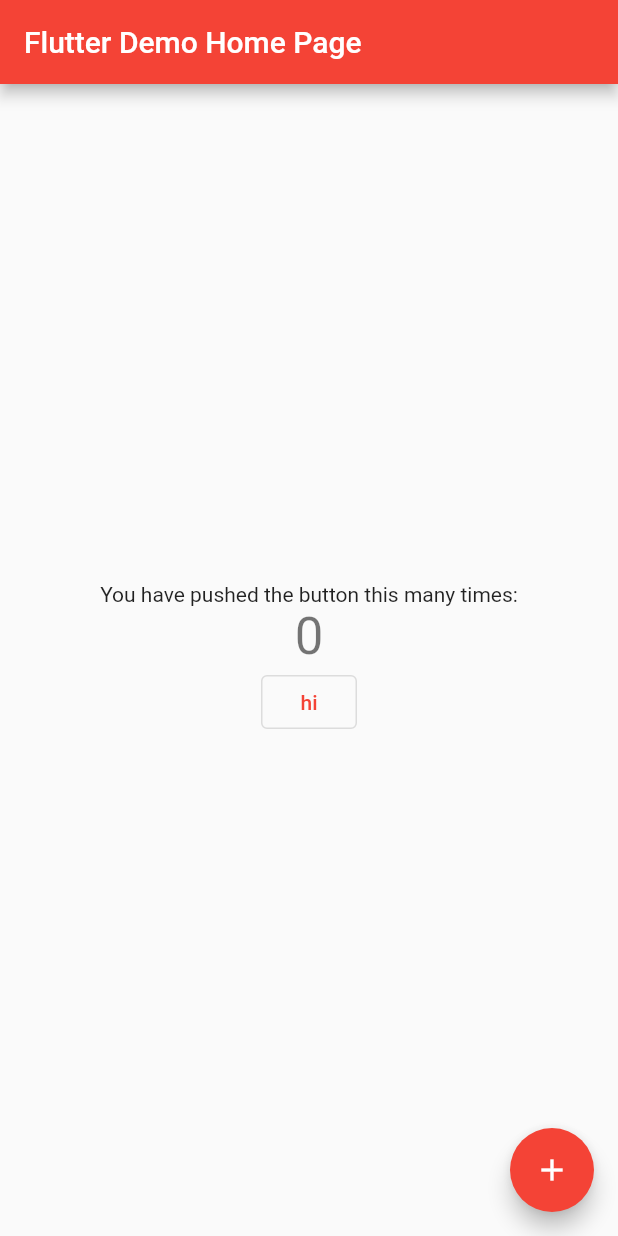
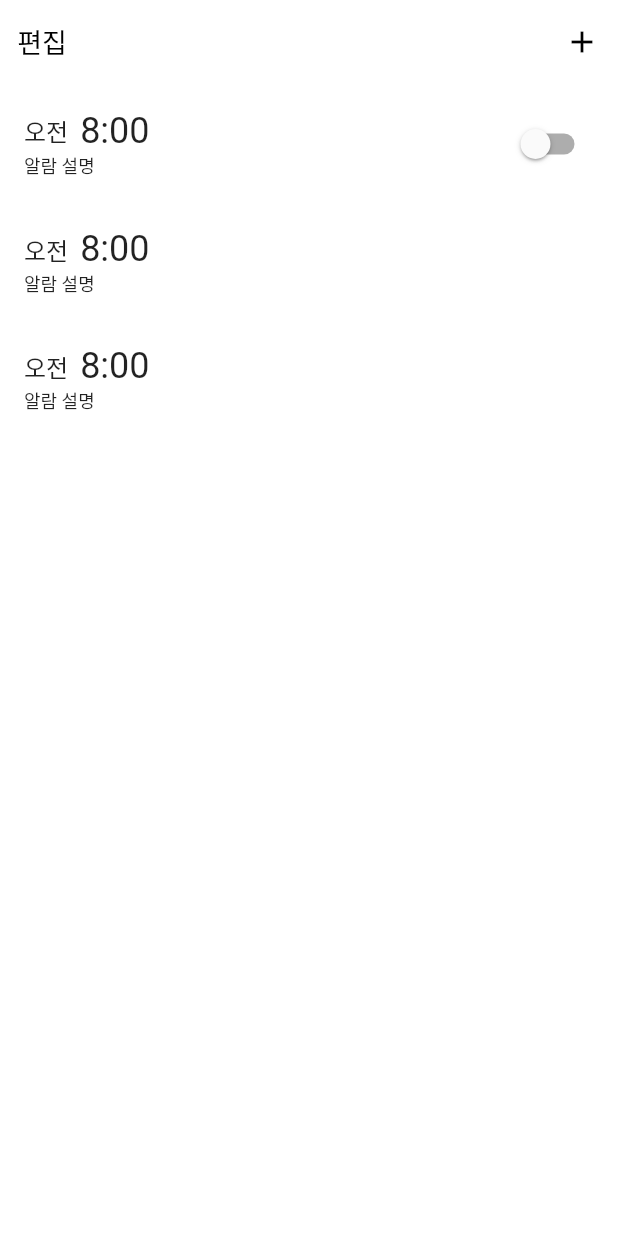
Before and after one commit to Long9725/alarm, a Flutter app: the screen it shows after launch, on a phone screen of 412 x 824 dp. Run offline on Flutter 3.47's test engine with Material 2 defaults, Android fonts, the phone set to English and light mode, and no system bars.

Commit message:
Add: alarm List

```diff
--- a/lib/src/app.dart
+++ b/lib/src/app.dart
@@ -1,6 +1,6 @@
 import 'package:flutter/material.dart';
 
-import 'package:alarm/src/ui/home/home.dart';
+import 'package:alarm/src/ui/alarmList/alarmList.dart';
 
 class MyApp extends StatelessWidget {
   const MyApp({Key? key}) : super(key: key);
@@ -11,7 +11,7 @@ class MyApp extends StatelessWidget {
     return MaterialApp(
       title: 'Flutter Demo',
       theme: ThemeData(primarySwatch: Colors.red, primaryColor: Colors.red),
-      home: MyHomePage(title: 'Flutter Demo Home Page'),
+      home: AlarmListPage(),
     );
   }
 }
--- /dev/null
+++ b/lib/src/ui/alarmList/alarmList.dart
@@ -0,0 +1,133 @@
+import 'package:flutter/material.dart';
+import 'package:flutter/cupertino.dart';
+
+class AlarmListPage extends StatelessWidget {
+  bool isSwitched = false;
+
+  @override
+  Widget build(BuildContext context) {
+    return Scaffold(
+        backgroundColor: Colors.white,
+        // TODO: 버튼 여백 넣기
+        appBar: AppBar(
+          backgroundColor: Colors.white,
+          elevation: 0,
+          leading: TextButton(
+            onPressed: () {},
+            child: Text(
+              '편집',
+              style: TextStyle(color: Colors.black, fontSize: 18),
+            ),
+          ),
+          actions: [
+            IconButton(
+                onPressed: () {},
+                icon: Icon(
+                  Icons.add,
+                  color: Colors.black,
+                ))
+          ],
+        ),
+        // TODO: 스크롤이 가능하도록 만들기; why? 스크롤이 불가능하면 Overflow 문제가 발생한다.
+        body: Column(
+          children: [
+            Padding(
+                padding: EdgeInsets.all(16.0),
+                child: Container(
+                    child: Row(
+                  children: [
+                    Expanded(child: Column(
+                      crossAxisAlignment: CrossAxisAlignment.start,
+                      children: [
+                        Row(
+                          children: [
+                            Padding(
+                                padding: EdgeInsets.only(right: 8.0),
+                                // TODO: UI 로직과 비즈니스 로직을 분리해서 데이터를 관리하기
+                                child: Text(
+                                  "오전",
+                                  style: TextStyle(fontSize: 16.0),
+                                )),
+                            Text(
+                              "8:00",
+                              style: TextStyle(fontSize: 24.0),
+                            )
+                          ],
+                        ),
+                        Text(
+                          "알람 설명",
+                          style: TextStyle(fontSize: 12.0),
+                        )
+                      ],
+                    )),
+                    Switch(
+                      value: isSwitched,
+                      onChanged: (value) {
+                        // TODO: Stateful로 바꿔야함
+                        // setState(() {
+                        //   isSwitched = value;
+                        // });
+                        isSwitched = value;
+                      },
+                      activeColor: Colors.green,
+                      activeTrackColor: Colors.lightGreenAccent,
+                    )
+                  ],
+                ))),
+            // TODO: 반복되는 UI를 Component로 만들기
+            Padding(
+                padding: EdgeInsets.all(16.0),
+                child: Container(
+                    child: Column(
+                  crossAxisAlignment: CrossAxisAlignment.start,
+                  children: [
+                    Row(
+                      children: [
+                        Padding(
+                            padding: EdgeInsets.only(right: 8.0),
+                            child: Text(
+                              "오전",
+                              style: TextStyle(fontSize: 16.0),
+                            )),
+                        Text(
+                          "8:00",
+                          style: TextStyle(fontSize: 24.0),
+                        )
+                      ],
+                    ),
+                    Text(
+                      "알람 설명",
+                      style: TextStyle(fontSize: 12.0),
+                    )
+                  ],
+                ))),
+            Padding(
+                padding: EdgeInsets.all(16.0),
+                child: Container(
+                    child: Column(
+                  crossAxisAlignment: CrossAxisAlignment.start,
+                  children: [
+                    Row(
+                      children: [
+                        Padding(
+                            padding: EdgeInsets.only(right: 8.0),
+                            child: Text(
+                              "오전",
+                              style: TextStyle(fontSize: 16.0),
+                            )),
+                        Text(
+                          "8:00",
+                          style: TextStyle(fontSize: 24.0),
+                        )
+                      ],
+                    ),
+                    Text(
+                      "알람 설명",
+                      style: TextStyle(fontSize: 12.0),
+                    )
+                  ],
+                ))),
+          ],
+        ));
+  }
+}
```
Also changed, not shown: lib/src/ui/alarm/alarm.dart (deleted).
